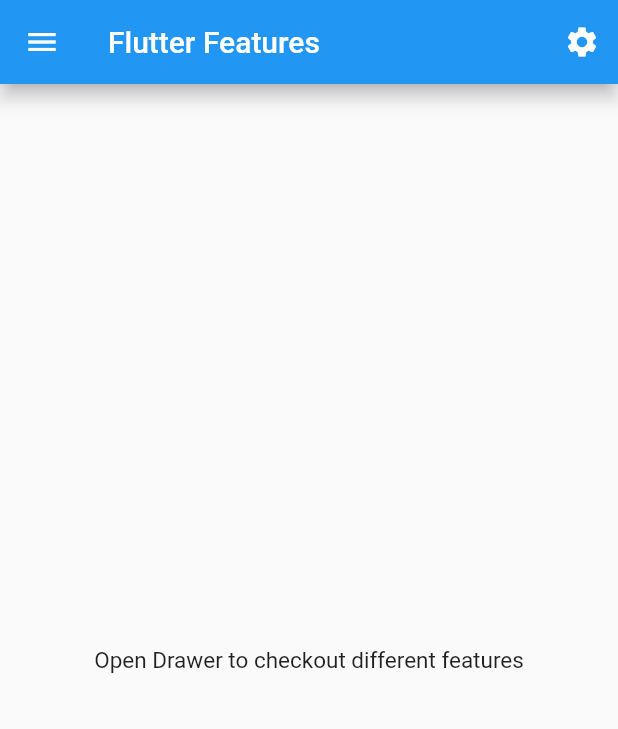
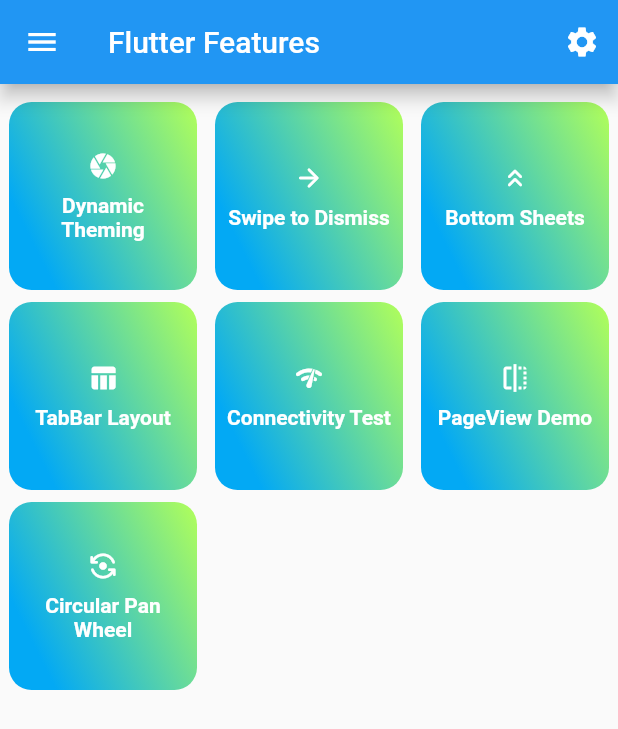
Before and after one commit to a-k-o-r-e-d-e/Flutter_Features, a Flutter app: the screen it shows after launch, on a phone screen of 412 x 824 dp. Shown: the top 729 px of the screen. Run offline on Flutter 3.47's test engine with Material 2 defaults, Android fonts, the phone set to English and light mode, and no system bars; our stand-ins replace connectivity, equatable, flutter_bloc, hydrated_bloc; missing offline and left inert: enum_to_string.

Commit message:
** Improve HomePage Screen  * Display a Grid List of Features on Home Page

```diff
--- a/lib/ui/pages/home_page.dart
+++ b/lib/ui/pages/home_page.dart
@@ -4,10 +4,11 @@ import 'package:flutter/foundation.dart';
 import 'package:flutter/material.dart';
 import 'package:flutterfeaturesapp/ui/Utils/drawer_util.dart';
 
+import '../Utils/route_names.dart';
 import 'dynamic_theming.dart';
 
 class HomePage extends StatelessWidget {
-  var themeData;
+  final themeData;
 
   HomePage(this.themeData);
 
@@ -30,10 +31,93 @@ class HomePage extends StatelessWidget {
         ],
       ),
       drawer: DrawerUtil(),
-      body: Center(
-        child: Text('Open Drawer to checkout different features',
-            style: TextStyle(fontSize: 15.0)),
+      body: Padding(
+        padding: const EdgeInsets.symmetric(horizontal: 6, vertical: 12),
+        child: GridView(
+          gridDelegate: SliverGridDelegateWithFixedCrossAxisCount(
+              crossAxisCount: 3, crossAxisSpacing: 12, mainAxisSpacing: 8),
+          children: [
+            _GridTile(
+                icon: Icons.camera,
+                title: 'Dynamic Theming',
+                navigateTo: RouteNames.dynamicThemingScreen),
+            _GridTile(
+                icon: Icons.arrow_forward_rounded,
+                title: 'Swipe to Dismiss',
+                navigateTo: RouteNames.swipeToDismissScreen),
+            _GridTile(
+                icon: Icons.keyboard_double_arrow_up_rounded,
+                title: 'Bottom Sheets',
+                navigateTo: RouteNames.bottomSheetsScreen),
+            _GridTile(
+                icon: Icons.table_chart,
+                title: 'TabBar Layout',
+                navigateTo: RouteNames.tabBarLayoutScreen),
+            _GridTile(
+                icon: Icons.network_check_rounded,
+                title: 'Connectivity Test',
+                navigateTo: RouteNames.connectivityTestScreen),
+            _GridTile(
+                icon: Icons.flip,
+                title: 'PageView Demo',
+                navigateTo: RouteNames.pageViewDemoScreen),
+            _GridTile(
+                icon: Icons.flip_camera_android_rounded,
+                title: 'Circular Pan Wheel',
+                navigateTo: RouteNames.circularPanWheelScreen),
+          ],
+        ),
       ),
     );
   }
 }
+
+class _GridTile extends StatelessWidget {
+  const _GridTile(
+      {Key? key,
+      required this.icon,
+      required this.title,
+      required this.navigateTo})
+      : super(key: key);
+
+  final IconData icon;
+  final String title;
+
+  /// The Route Name of the screen to navigate to
+  final String navigateTo;
+
+  @override
+  Widget build(BuildContext context) {
+    return InkWell(
+      onTap: () {
+        Navigator.pushNamed(context, navigateTo);
+      },
+      child: Container(
+          padding: EdgeInsets.all(6),
+          decoration: BoxDecoration(
+              borderRadius: BorderRadius.circular(15),
+              gradient: LinearGradient(
+                  begin: Alignment.centerLeft,
+                  end: Alignment.topRight,
+                  colors: [
+                    Colors.primaries[
+                        Random().nextInt(Colors.primaries.length - 1)],
+                    Colors.accents[Random().nextInt(Colors.accents.length - 1)],
+                  ]),
+              color: Colors
+                  .primaries[Random().nextInt(Colors.primaries.length - 1)]),
+          child: Column(
+            mainAxisSize: MainAxisSize.min,
+            mainAxisAlignment: MainAxisAlignment.center,
+            children: [
+              Icon(icon, size: 20, color: Colors.white),
+              SizedBox(height: 8),
+              Text(title,
+                  textAlign: TextAlign.center,
+                  style: TextStyle(
+                      fontWeight: FontWeight.w600, color: Colors.white))
+            ],
+          )),
+    );
+  }
+}
```
